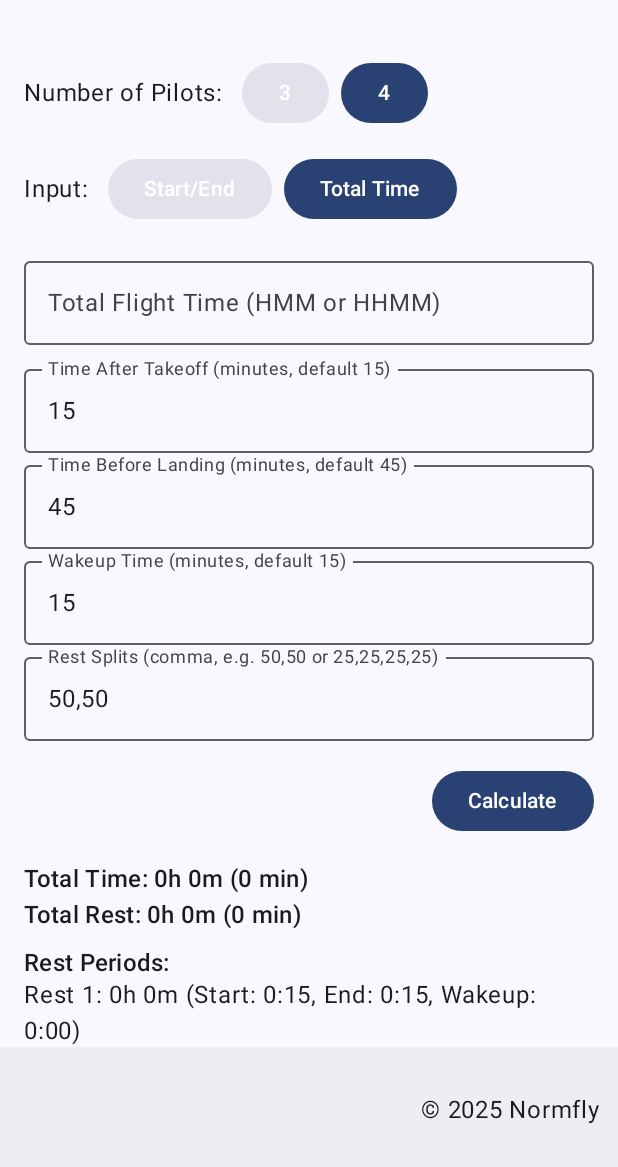
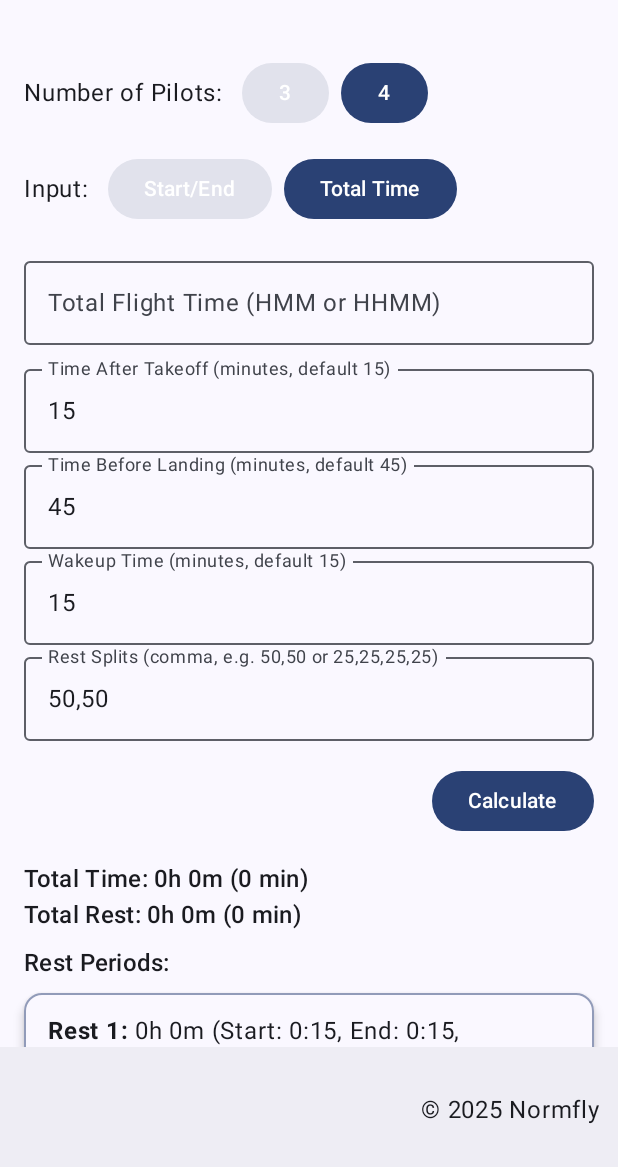
Before and after one commit to Normfly/Pilot-Crew-Rest-Calculator, an Android app built with Jetpack Compose: the screen it shows after launch (MainActivity), after a tap on "Calculate", on a phone screen of 412 x 824 dp, the part 69-1236 px from its top. Run offline under Robolectric (Android 15) with nearby library versions, the phone set to English and light mode, and no system bars; 2 other taps on this screen came first.

Commit message:
version 1.1
Results changed, and scroll behavior updated.

Pilot Crew Rest Calculator for rest breaks on long haul flights.

```diff
--- a/app/build.gradle.kts
+++ b/app/build.gradle.kts
@@ -12,8 +12,8 @@ android {
         applicationId = "com.example.pilotcrewrestcalculator"
         minSdk = 24
         targetSdk = 35
-        versionCode = 1
-        versionName = "1.0"
+        versionCode = 2
+        versionName = "1.1"
 
         testInstrumentationRunner = "androidx.test.runner.AndroidJUnitRunner"
     }
--- a/app/src/main/java/com/example/pilotcrewrestcalculator/CrewRestCalculatorScreen.kt
+++ b/app/src/main/java/com/example/pilotcrewrestcalculator/CrewRestCalculatorScreen.kt
@@ -1,5 +1,6 @@
 package com.example.pilotcrewrestcalculator
 
+import androidx.compose.foundation.BorderStroke
 import androidx.compose.foundation.ExperimentalFoundationApi
 import androidx.compose.foundation.layout.*
 import androidx.compose.foundation.rememberScrollState
@@ -10,13 +11,19 @@ import androidx.compose.foundation.relocation.BringIntoViewRequester
 import androidx.compose.foundation.relocation.bringIntoViewRequester
 import androidx.compose.material3.*
 import androidx.compose.runtime.*
+import androidx.compose.runtime.saveable.rememberSaveable
 import androidx.compose.ui.Alignment
 import androidx.compose.ui.Modifier
 import androidx.compose.ui.focus.FocusRequester
 import androidx.compose.ui.focus.focusRequester
 import androidx.compose.ui.focus.onFocusChanged
+import androidx.compose.ui.graphics.Color
 import androidx.compose.ui.platform.LocalFocusManager
 import androidx.compose.ui.platform.LocalSoftwareKeyboardController
+import androidx.compose.ui.text.AnnotatedString
+import androidx.compose.ui.text.SpanStyle
+import androidx.compose.ui.text.buildAnnotatedString
+import androidx.compose.ui.text.font.FontWeight
 import androidx.compose.ui.text.input.ImeAction
 import androidx.compose.ui.text.input.KeyboardType
 import androidx.compose.ui.unit.dp
@@ -24,26 +31,29 @@ import kotlinx.coroutines.launch
 import java.time.Duration
 import java.time.LocalTime
 import java.time.format.DateTimeFormatter
+import java.time.ZoneId
+import java.time.ZonedDateTime
 
 @OptIn(ExperimentalFoundationApi::class)
 @Composable
 fun CrewRestCalculatorScreen() {
-    var numPilots by remember { mutableStateOf(4) }
-    var useStartEnd by remember { mutableStateOf(true) }
+    var numPilots by rememberSaveable { mutableStateOf(4) }
+    var useStartEnd by rememberSaveable { mutableStateOf(true) }
 
-    var flightStart by remember { mutableStateOf("") }
-    var flightEnd by remember { mutableStateOf("") }
-    var totalFlightTime by remember { mutableStateOf("") }
-    var wakeupMinutes by remember { mutableStateOf("15") }
-    var afterTakeoffMinutes by remember { mutableStateOf("15") }
-    var beforeLandingMinutes by remember { mutableStateOf("45") }
-    var restSplits by remember { mutableStateOf("50,50") }
+    var flightStart by rememberSaveable { mutableStateOf("") }
+    var flightEnd by rememberSaveable { mutableStateOf("") }
+    var totalFlightTime by rememberSaveable { mutableStateOf("") }
+    var wakeupMinutes by rememberSaveable { mutableStateOf("15") }
+    var afterTakeoffMinutes by rememberSaveable { mutableStateOf("15") }
+    var beforeLandingMinutes by rememberSaveable { mutableStateOf("45") }
+    var restSplits by rememberSaveable { mutableStateOf("50,50") }
 
+    // Result is not Saveable, but that's ok: it will be recomputed from inputs
     var result by remember { mutableStateOf<List<RestPeriod>>(emptyList()) }
-    var error by remember { mutableStateOf<String?>(null) }
+    var error by rememberSaveable { mutableStateOf<String?>(null) }
     var totalRestMinutes by remember { mutableStateOf(0) }
-    var showSplitAlert by remember { mutableStateOf(false) }
-    var splitSum by remember { mutableStateOf(100) }
+    var showSplitAlert by rememberSaveable { mutableStateOf(false) }
+    var splitSum by rememberSaveable { mutableStateOf(100) }
     var totalMinutesCalc by remember { mutableStateOf(0) }
 
     // Used to track if flightEnd is currently focused
@@ -75,6 +85,7 @@ fun CrewRestCalculatorScreen() {
     // Helper to scroll to the bottom
     fun scrollToBottom() {
         coroutineScope.launch {
+            scrollState.animateScrollTo(scrollState.maxValue)
             scrollState.animateScrollTo(scrollState.maxValue)
         }
     }
@@ -117,6 +128,13 @@ fun CrewRestCalculatorScreen() {
             } catch (_: Exception) {
                 // Ignore parse errors
             }
+        }
+    }
+
+    // Scroll to bottom when results are recalculated
+    LaunchedEffect(result, error) {
+        if (result.isNotEmpty() || error != null) {
+            scrollToBottom()
         }
     }
 
@@ -406,10 +424,8 @@ fun CrewRestCalculatorScreen() {
                     result = restPeriods
                     error = null
                     totalRestMinutes = totalRestMinutesCalc
-                    scrollToBottom()
                 } catch (e: Exception) {
                     error = "Invalid input. Please check all fields."
-                    scrollToBottom()
                 }
             },
             modifier = Modifier.align(Alignment.End)
@@ -447,10 +463,40 @@ fun CrewRestCalculatorScreen() {
             Text("Rest Periods:", style = MaterialTheme.typography.titleMedium)
             result.forEachIndexed { idx, rest ->
                 val (restH, restM) = rest.durationMinutes / 60 to rest.durationMinutes % 60
-                Text(
-                    "Rest ${idx + 1}: ${restH}h ${restM}m (Start: ${rest.start}, End: ${rest.end}, Wakeup: ${rest.wakeup})",
-                    style = MaterialTheme.typography.bodyLarge
-                )
+                val annotated = buildAnnotatedString {
+                    // Bold "Rest X:"
+                    val restLabel = "Rest ${idx + 1}:"
+                    val restDetails = " ${restH}h ${restM}m (Start: ${rest.start}, End: ${rest.end}, "
+                    append(restLabel)
+                    addStyle(SpanStyle(fontWeight = FontWeight.Bold), 0, restLabel.length)
+                    append(restDetails)
+
+                    // Bold "Wakeup(UTC): HH:MM"
+                    val boldStart = this.length
+                    append("Wakeup(UTC): ${rest.wakeup}")
+                    val boldEnd = this.length
+                    addStyle(SpanStyle(fontWeight = FontWeight.Bold), boldStart, boldEnd)
+
+                    append(", Wakeup(Local): ${rest.wakeupLocal})")
+                }
+                Card(
+                    modifier = Modifier
+                        .fillMaxWidth()
+                        .padding(vertical = 8.dp),
+                    colors = CardDefaults.cardColors(
+                        containerColor = MaterialTheme.colorScheme.surface
+                    ),
+                    border = BorderStroke(1.dp, MaterialTheme.colorScheme.primary.copy(alpha = 0.5f)),
+                    elevation = CardDefaults.cardElevation(4.dp)
+                ) {
+                    Box(Modifier.padding(16.dp)) {
+                        Text(
+                            annotated,
+                            style = MaterialTheme.typography.bodyLarge
+                        )
+                    }
+                }
+                Spacer(Modifier.height(24.dp))
             }
         }
         Spacer(Modifier.height(24.dp))
@@ -461,7 +507,8 @@ data class RestPeriod(
     val durationMinutes: Int,
     val start: String,
     val end: String,
-    val wakeup: String
+    val wakeup: String,
+    val wakeupLocal: String
 )
 
 fun parseTimeFlexible(input: String): LocalTime {
@@ -494,6 +541,15 @@ fun formatTimeForField(time: LocalTime): String {
     }
 }
 
+fun convertUtcToLocalTime(utcTime: String): String {
+    val utc = LocalTime.parse(utcTime, DateTimeFormatter.ofPattern("H:mm"))
+    val now = ZonedDateTime.now(ZoneId.systemDefault())
+    val utcDateTime = now.withHour(utc.hour).withMinute(utc.minute).withSecond(0).withNano(0)
+        .withZoneSameLocal(ZoneId.of("UTC"))
+    val localDateTime = utcDateTime.withZoneSameInstant(ZoneId.systemDefault())
+    return localDateTime.format(DateTimeFormatter.ofPattern("H:mm"))
+}
+
 fun calculateRestPeriodsWithOffsets(
     startTime: String,
     totalRestMinutes: Int,
@@ -516,7 +572,8 @@ fun calculateRestPeriodsWithOffsets(
                 durationMinutes = thisMinutes,
                 start = start.format(fmt),
                 end = end.format(fmt),
-                wakeup = wakeup.format(fmt)
+                wakeup = wakeup.format(fmt),
+                wakeupLocal = convertUtcToLocalTime(wakeup.format(fmt))
             )
         )
         current = end
@@ -531,7 +588,8 @@ fun calculateRestPeriodsWithOffsets(
             last.copy(
                 durationMinutes = last.durationMinutes + extra,
                 end = newEnd.format(fmt),
-                wakeup = newWake.format(fmt)
+                wakeup = newWake.format(fmt),
+                wakeupLocal = convertUtcToLocalTime(newWake.format(fmt))
             )
     }
     return periodList
```
